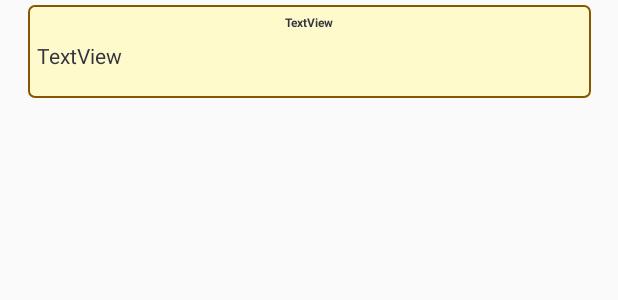
After one commit to Pieter-JanVanDamme/Jocelyn, an Android app: the layout jotting_note.xml on its own in the app's theme, with its tools: preview values and no code run, on a phone screen of 412 x 824 dp. The commit adds this screen. Shown: the top 300 px of the screen. Run offline under Robolectric (Android 15) with nearby library versions, the phone set to English and light mode, and no system bars.

Commit message:
feat: list of jottings can now be loaded in Relation Detail Activity

```diff
--- a/app/src/main/java/pjvandamme/be/jocelyn/Data/Persistence/JottingDao.kt
+++ b/app/src/main/java/pjvandamme/be/jocelyn/Data/Persistence/JottingDao.kt
@@ -15,6 +15,9 @@ interface JottingDao{
     @Query("SELECT * FROM jotting ORDER BY jottingId DESC")
     fun getAllJottings(): LiveData<List<Jotting>>
 
+    @Query("SELECT * FROM jotting AS j JOIN mention AS m ON j.jottingId = m.jottingId WHERE m.relationId = :relId ORDER BY j.created DESC")
+    fun getJottingsByMention(relId: Long): LiveData<List<Jotting>>
+
     @Query("SELECT * FROM jotting WHERE created > :date")
     fun loadAllJottingsMoreRecentThan(date: Date): LiveData<List<Jotting>>
 
--- a/app/src/main/java/pjvandamme/be/jocelyn/Domain/Repositories/JottingRepository.kt
+++ b/app/src/main/java/pjvandamme/be/jocelyn/Domain/Repositories/JottingRepository.kt
@@ -28,6 +28,11 @@ class JottingRepository(application: Application){
         return jottingDao.insert(jotting)
     }
 
+    @WorkerThread
+    fun getJottingsByMention(relationId: Long): LiveData<List<Jotting>>{
+        return jottingDao.getJottingsByMention(relationId)
+    }
+
     private class insertAsyncTask internal constructor(private val mAsyncTaskDao: JottingDao):
         AsyncTask<Jotting, Void, Void>() {
         override fun doInBackground(vararg params: Jotting): Void? {
--- a/app/src/main/java/pjvandamme/be/jocelyn/Domain/ViewModels/RelationDetailViewModel.kt
+++ b/app/src/main/java/pjvandamme/be/jocelyn/Domain/ViewModels/RelationDetailViewModel.kt
@@ -3,6 +3,7 @@ package pjvandamme.be.jocelyn.Domain.ViewModels
 import android.app.Application
 import android.arch.lifecycle.AndroidViewModel
 import android.arch.lifecycle.LiveData
+import pjvandamme.be.jocelyn.Domain.Models.Jotting
 import pjvandamme.be.jocelyn.Domain.Models.Relation
 import pjvandamme.be.jocelyn.Domain.Repositories.JottingRepository
 import pjvandamme.be.jocelyn.Domain.Repositories.RelationRepository
@@ -11,11 +12,13 @@ class RelationDetailViewModel(application: Application, relationId: Long) : Andr
     val relationRepository: RelationRepository
     val jottingRepository: JottingRepository
     var relation: LiveData<Relation>
+    var jottings: LiveData<List<Jotting>>
 
 
     init{
         relationRepository = RelationRepository(application)
         jottingRepository = JottingRepository(application)
         relation = relationRepository.getByRelationId(relationId)
+        jottings = jottingRepository.getJottingsByMention(relationId)
     }
 }
--- a/app/src/main/java/pjvandamme/be/jocelyn/Presentation/Activities/ComposeJottingActivity.kt
+++ b/app/src/main/java/pjvandamme/be/jocelyn/Presentation/Activities/ComposeJottingActivity.kt
@@ -14,6 +14,7 @@ import android.text.TextWatcher
 import android.text.style.TextAppearanceSpan
 import android.view.MenuItem
 import android.widget.EditText
+import android.widget.Toast
 import pjvandamme.be.jocelyn.Domain.Models.Jotting
 import pjvandamme.be.jocelyn.Domain.Models.Relation
 import pjvandamme.be.jocelyn.Domain.ViewModels.ComposeJottingViewModel
@@ -150,6 +151,7 @@ class ComposeJottingActivity : AppCompatActivity(),
                             Jotting(0, Calendar.getInstance().time, editTextField.text.toString()),
                             relationsInJotting
                         )
+                        Toast.makeText(applicationContext, R.string.compose_jotting_save_toast, Toast.LENGTH_SHORT).show()
                     }
 
                     // prevent triggering the above block of code for every observation of changes in
--- a/app/src/main/java/pjvandamme/be/jocelyn/Presentation/Fragments/CreateEditRelationFragment.kt
+++ b/app/src/main/java/pjvandamme/be/jocelyn/Presentation/Fragments/CreateEditRelationFragment.kt
@@ -276,6 +276,7 @@ class CreateEditRelationFragment : Fragment() {
                 nutshellText.editableText.toString(),
                 0
             ))
+            Toast.makeText(activity?.applicationContext, R.string.create_relation_toast, Toast.LENGTH_SHORT).show()
         }
         else {
             // get the Relation object we're editing, set its attributes, and update the database
@@ -287,6 +288,7 @@ class CreateEditRelationFragment : Fragment() {
                     viewModel.saveChangesToRelation(rel)
                 }
             })
+            Toast.makeText(activity?.applicationContext, R.string.update_relation_toast, Toast.LENGTH_SHORT).show()
         }
         activity?.supportFragmentManager?.beginTransaction()?.remove(this)?.commit()
     }
--- a/app/src/main/res/drawable/accentborder.xml
+++ b/app/src/main/res/drawable/accentborder.xml
@@ -2,10 +2,10 @@
 <shape xmlns:android="http://schemas.android.com/apk/res/android"
        android:shape="rectangle">
     <solid
-            android:color="@color/colorBackgroundLighter" />
+            android:color="@color/colorLightBackground" />
     <stroke
             android:width="@dimen/accent_stroke"
-            android:color="@color/colorComplementaryLight" />
+            android:color="@color/colorComplementary" />
     <corners
             android:radius="12dp"
             android:topLeftRadius="0dp"/>
--- /dev/null
+++ b/app/src/main/res/drawable/jotting_background.xml
@@ -0,0 +1,11 @@
+<?xml version="1.0" encoding="utf-8"?>
+<shape xmlns:android="http://schemas.android.com/apk/res/android"
+       android:shape="rectangle">
+    <solid
+            android:color="@color/colorJottingBackground" />
+    <stroke
+            android:width="1dp"
+            android:color="#875600" />
+    <corners
+            android:radius="4dp"/>
+</shape>
--- a/app/src/main/res/layout/activity_relation_detail.xml
+++ b/app/src/main/res/layout/activity_relation_detail.xml
@@ -86,7 +86,8 @@
         </android.support.design.widget.CollapsingToolbarLayout>
     </android.support.design.widget.AppBarLayout>
 
-    <include layout="@layout/content_relation_detail"/>
+    <include layout="@layout/content_relation_detail"
+    />
 
     <android.support.design.widget.FloatingActionButton
             android:id="@+id/overviewBtn"
--- /dev/null
+++ b/app/src/main/res/layout/jotting_note.xml
@@ -0,0 +1,44 @@
+<?xml version="1.0" encoding="utf-8"?>
+<android.support.constraint.ConstraintLayout xmlns:android="http://schemas.android.com/apk/res/android"
+                                             xmlns:app="http://schemas.android.com/apk/res-auto"
+                                             android:layout_width="match_parent"
+                                             android:layout_height="wrap_content"
+                                             android:layout_marginBottom="@dimen/jotting_note_margins"
+                                             android:layout_marginTop="@dimen/jotting_note_margins">
+
+    <LinearLayout
+            android:orientation="vertical"
+            android:layout_width="@dimen/jotting_note_width"
+            android:layout_height="wrap_content" app:layout_constraintEnd_toEndOf="parent"
+            android:layout_marginEnd="6dp" app:layout_constraintStart_toStartOf="parent"
+            android:layout_marginStart="6dp" android:gravity="center_vertical"
+            android:background="@drawable/jotting_background">
+        <TextView
+                android:text="TextView"
+                android:layout_width="match_parent"
+                android:layout_height="wrap_content" android:id="@+id/jottingNoteDate"
+                android:layout_marginLeft="@dimen/jotting_note_textview_margin_left_right"
+                android:layout_marginRight="@dimen/jotting_note_textview_margin_left_right"
+                android:textColor="@color/colorText" android:textSize="8sp" android:textAlignment="center"
+                android:layout_marginTop="@dimen/jotting_note_textview_margin_top"
+                android:layout_marginBottom="@dimen/jotting_note_textview_margin_between" android:textStyle="bold"/>
+        <TextView
+                android:text="TextView"
+                android:layout_width="match_parent"
+                android:layout_height="wrap_content" android:id="@+id/jottingNoteContent"
+                android:layout_marginLeft="@dimen/jotting_note_textview_margin_left_right"
+                android:layout_marginRight="@dimen/jotting_note_textview_margin_left_right"
+                android:textColor="@color/colorText"
+                android:layout_marginTop="@dimen/jotting_note_textview_margin_between"
+                android:layout_marginBottom="@dimen/jotting_note_textview_margin_between"/>
+        <LinearLayout
+                android:orientation="vertical"
+                android:layout_width="match_parent"
+                android:layout_height="match_parent" android:id="@+id/jottingNoteMentions"
+                android:layout_marginTop="@dimen/jotting_note_textview_margin_between"
+                android:layout_marginBottom="@dimen/jotting_note_textview_margin_bottom"
+                android:layout_marginLeft="@dimen/jotting_note_textview_margin_left_right"
+                android:layout_marginStart="@dimen/jotting_note_textview_margin_left_right">
+        </LinearLayout>
+    </LinearLayout>
+</android.support.constraint.ConstraintLayout>
--- a/app/src/main/res/values/colors.xml
+++ b/app/src/main/res/values/colors.xml
@@ -14,6 +14,7 @@
     <color name="colorAnalogousSupport">#c04921</color>
     <color name="colorAnalogousAccent">#C02198</color>
     <color name="colorLightBackground">#f1f5f8</color>
+    <color name="colorJottingBackground">#fffacb</color>
     <!-- DEFAULT COLOURS
     <color name="colorPrimary">#008577</color>
     <color name="colorPrimaryDark">#00574B</color>
--- a/app/src/main/res/values/dimens.xml
+++ b/app/src/main/res/values/dimens.xml
@@ -6,6 +6,7 @@
     <dimen name="relsugg_listcont_namemargin">5dp</dimen>
     <dimen name="relsugg_listcont_margin">5dp</dimen>
     <dimen name="relsugg_list_width">310dp</dimen>
+
     <dimen name="text_margin">16dp</dimen>
     <dimen name="accent_stroke">1dp</dimen>
     <dimen name="accent_padding">5dp</dimen>
@@ -30,6 +31,7 @@
     <dimen name="create_edit_relation_title_right_margin">15dp</dimen>
     <dimen name="app_bar_height">180dp</dimen>
     <dimen name="fab_margin">16dp</dimen>
+
     <dimen name="relation_detail_text_size">120dp</dimen>
     <dimen name="relation_detail_name_moniker">15dp</dimen>
     <dimen name="relation_detail_nutshell">12dp</dimen>
@@ -37,4 +39,11 @@
     <dimen name="relation_detail_picture_margin">6dp</dimen>
     <dimen name="relation_detail_picture_left_margin">12dp</dimen>
     <dimen name="relation_detail_back_button_space">100dp</dimen>
+
+    <dimen name="jotting_note_textview_margin_left_right">6dp</dimen>
+    <dimen name="jotting_note_textview_margin_bottom">12dp</dimen>
+    <dimen name="jotting_note_textview_margin_between">3dp</dimen>
+    <dimen name="jotting_note_textview_margin_top">6dp</dimen>
+    <dimen name="jotting_note_width">375dp</dimen>
+    <dimen name="jotting_note_margins">3dp</dimen>
 </resources>
```
Also changed, not shown: app/src/main/java/pjvandamme/be/jocelyn/Presentation/Activities/RelationDetailActivity.kt (+25 -0 lines), app/src/main/java/pjvandamme/be/jocelyn/Presentation/Adapters/JottingsRecyclerAdapter.kt (added, +57 -0 lines), app/src/main/res/layout/content_relation_detail.xml (+6 -8 lines), app/src/main/res/layout/fragment_relationsuggestion.xml (+7 -5 lines), app/src/main/res/values/strings.xml (+8 -1 lines).
